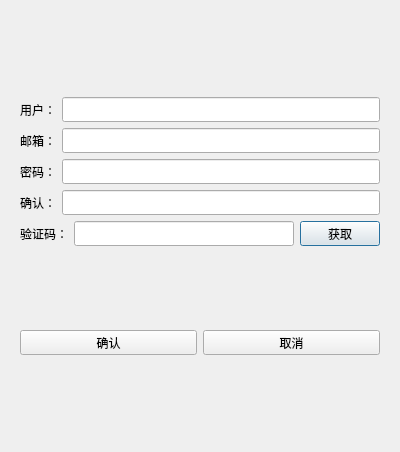
Above: CHAT/registerdialog.ui from HsiaMan/CHAT before the change. Below: the same form after it.
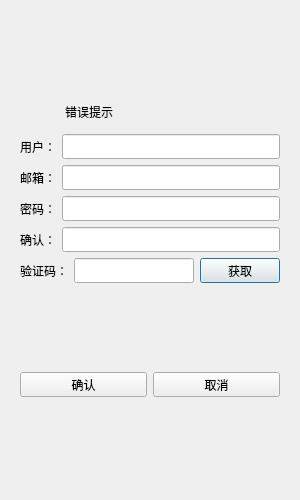
That is the form after the change.

Commit message: Fix dialog parent mangement and removee manual delete,Update Ui and dialog flags

The edit to the form file:
```diff
--- a/CHAT/registerdialog.ui
+++ b/CHAT/registerdialog.ui
@@ -6,10 +6,22 @@
    <rect>
     <x>0</x>
     <y>0</y>
-    <width>400</width>
-    <height>452</height>
+    <width>300</width>
+    <height>500</height>
    </rect>
   </property>
+  <property name="minimumSize">
+   <size>
+    <width>300</width>
+    <height>500</height>
+   </size>
+  </property>
+  <property name="maximumSize">
+   <size>
+    <width>300</width>
+    <height>500</height>
+   </size>
+  </property>
   <property name="windowTitle">
    <string>Dialog</string>
   </property>
@@ -33,6 +45,38 @@
            </property>
           </spacer>
          </item>
+         <item>
+          <widget class="QWidget" name="widget" native="true">
+           <property name="minimumSize">
+            <size>
+             <width>0</width>
+             <height>25</height>
+            </size>
+           </property>
+           <property name="maximumSize">
+            <size>
+             <width>16777215</width>
+             <height>25</height>
+            </size>
+           </property>
+           <widget class="QLabel" name="label">
+            <property name="geometry">
+             <rect>
+              <x>40</x>
+              <y>0</y>
+              <width>58</width>
+              <height>16</height>
+             </rect>
+            </property>
+            <property name="text">
+             <string>错误提示</string>
+            </property>
+            <property name="alignment">
+             <set>Qt::AlignmentFlag::AlignHCenter|Qt::AlignmentFlag::AlignTop</set>
+            </property>
+           </widget>
+          </widget>
+         </item>
          <item>
           <layout class="QHBoxLayout" name="horizontalLayout">
            <item>
```
The commit also changes 7 other files.
